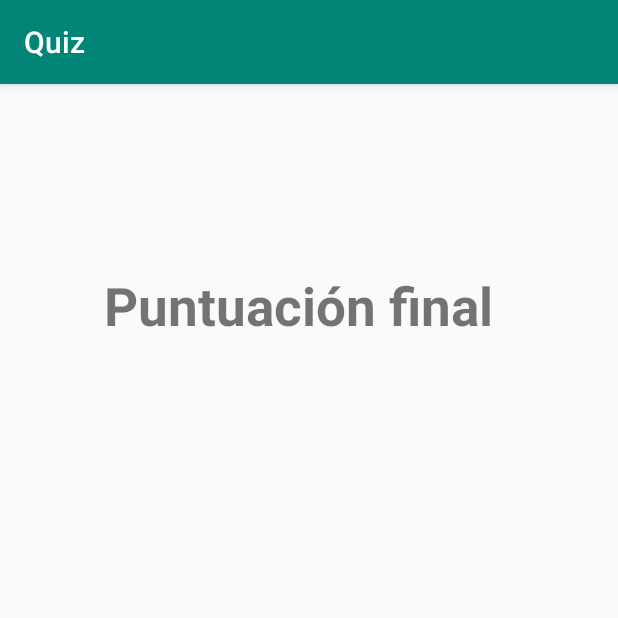
After one commit to IgorT142/DispositivosMoviles, an Android app: the PointsActivity screen opened directly, with no data from a screen before it, on a phone screen of 412 x 824 dp, the top half of it. The commit adds this screen. Run offline under Robolectric (Android 15) with nearby library versions, the light colour scheme and no system bars.

Commit message:
Extra questions and final points added
Points of the last question dont add to the total, have to fix the if condition

```diff
--- a/Practica1/app/src/main/AndroidManifest.xml
+++ b/Practica1/app/src/main/AndroidManifest.xml
@@ -9,6 +9,7 @@
         android:roundIcon="@mipmap/ic_launcher_round"
         android:supportsRtl="true"
         android:theme="@style/AppTheme">
+        <activity android:name=".PointsActivity"></activity>
         <activity
             android:name=".MainActivity"
             android:label="@string/app_name"
--- /dev/null
+++ b/Practica1/app/src/main/java/Practicas/Quiz/PointsActivity.java
@@ -0,0 +1,17 @@
+package Practicas.Quiz;
+
+import androidx.appcompat.app.AppCompatActivity;
+
+import android.os.Bundle;
+import android.widget.TextView;
+
+public class PointsActivity extends AppCompatActivity {
+
+    @Override
+    protected void onCreate(Bundle savedInstanceState) {
+        super.onCreate(savedInstanceState);
+        setContentView(R.layout.activity_points);
+        TextView puntosTotales = findViewById(R.id.puntosTotal);
+        puntosTotales.setText(getIntent().getStringExtra(MainActivity.EXTRA_MESSAGE));
+    }
+}
--- a/Practica1/app/src/main/res/layout/activity_main.xml
+++ b/Practica1/app/src/main/res/layout/activity_main.xml
@@ -20,7 +20,9 @@
 
     </com.google.android.material.appbar.AppBarLayout>
 
-    <include layout="@layout/content_main" />
+    <include
+        layout="@layout/content_main"
+        android:onClick="onClick" />
 
     <com.google.android.material.floatingactionbutton.FloatingActionButton
         android:id="@+id/fab"
--- /dev/null
+++ b/Practica1/app/src/main/res/layout/activity_points.xml
@@ -0,0 +1,32 @@
+<?xml version="1.0" encoding="utf-8"?>
+<androidx.constraintlayout.widget.ConstraintLayout xmlns:android="http://schemas.android.com/apk/res/android"
+    xmlns:app="http://schemas.android.com/apk/res-auto"
+    xmlns:tools="http://schemas.android.com/tools"
+    android:layout_width="match_parent"
+    android:layout_height="match_parent"
+    tools:context=".PointsActivity">
+
+    <TextView
+        android:id="@+id/textView"
+        android:layout_width="273dp"
+        android:layout_height="53dp"
+        android:layout_marginTop="124dp"
+        android:text="Puntuación final "
+        android:textSize="35dp"
+        android:textStyle="bold"
+        app:layout_constraintEnd_toEndOf="parent"
+        app:layout_constraintStart_toStartOf="parent"
+        app:layout_constraintTop_toTopOf="parent" />
+
+    <TextView
+        android:id="@+id/puntosTotal"
+        android:layout_width="83dp"
+        android:layout_height="68dp"
+        android:layout_marginStart="164dp"
+        android:layout_marginTop="196dp"
+        android:text=""
+        android:textSize="20dp"
+        android:textStyle="bold"
+        app:layout_constraintStart_toStartOf="parent"
+        app:layout_constraintTop_toTopOf="parent" />
+</androidx.constraintlayout.widget.ConstraintLayout>
--- /dev/null
+++ b/Practica1/app/src/main/res/values/ids.xml
@@ -0,0 +1,4 @@
+<?xml version="1.0" encoding="utf-8"?>
+<resources>
+    <item name="editText" type="id" />
+</resources>
```
Also changed, not shown: Practica1/app/src/main/java/Practicas/Quiz/MainActivity.java (+75 -11 lines), Practica1/app/src/main/res/layout/content_main.xml (+30 -20 lines), Practica1/app/src/main/res/values/strings.xml (+8 -5 lines).
